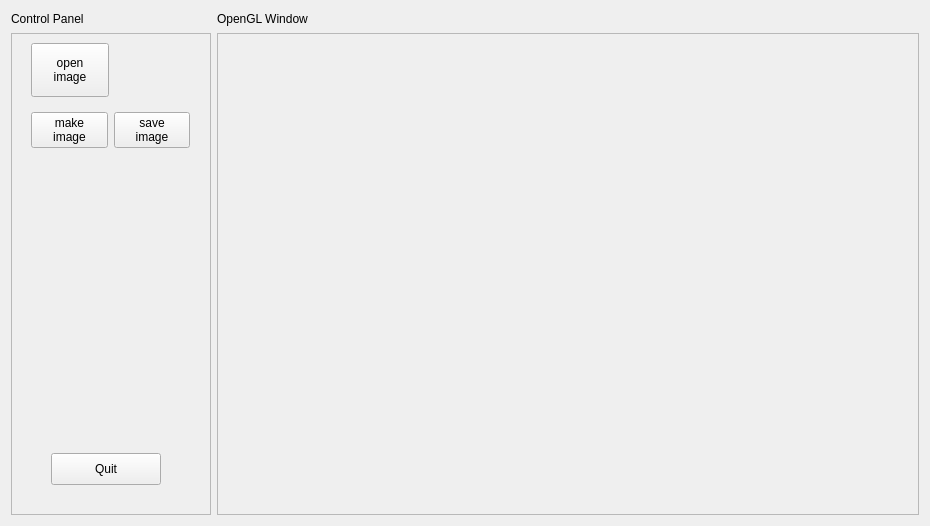
Qt form MainWindow.ui (TimothyDalton/csc305_a4) before a commit.
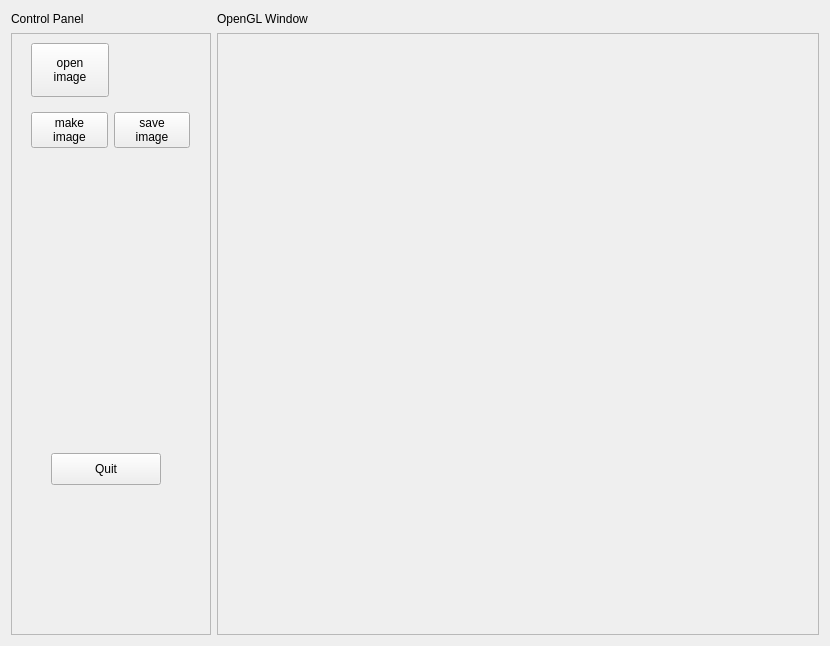
The same form after that commit.

Commit message: camera setup / sphere collision complete

What changed in the file:
```diff
--- a/MainWindow.ui
+++ b/MainWindow.ui
@@ -6,8 +6,8 @@
    <rect>
     <x>0</x>
     <y>0</y>
-    <width>930</width>
-    <height>526</height>
+    <width>830</width>
+    <height>646</height>
    </rect>
   </property>
   <property name="windowTitle">
@@ -157,8 +157,8 @@
        <rect>
         <x>0</x>
         <y>0</y>
-        <width>688</width>
-        <height>468</height>
+        <width>604</width>
+        <height>604</height>
        </rect>
       </property>
      </widget>
```
The commit also changes 2 other files.
